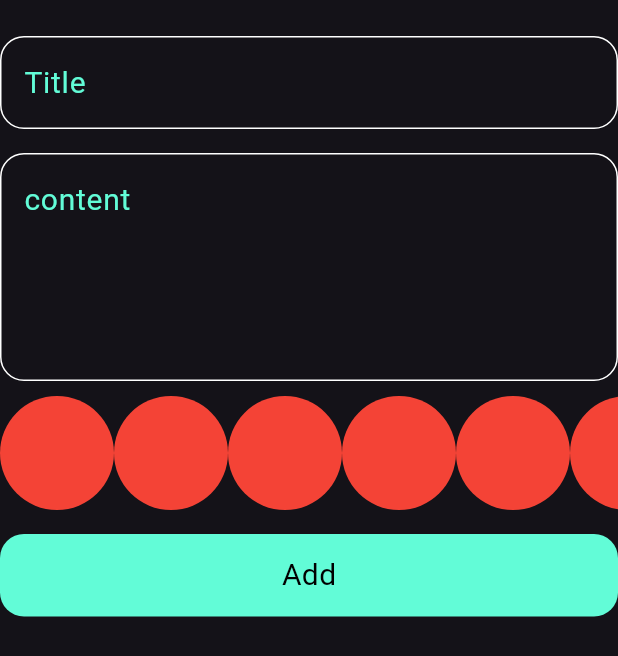
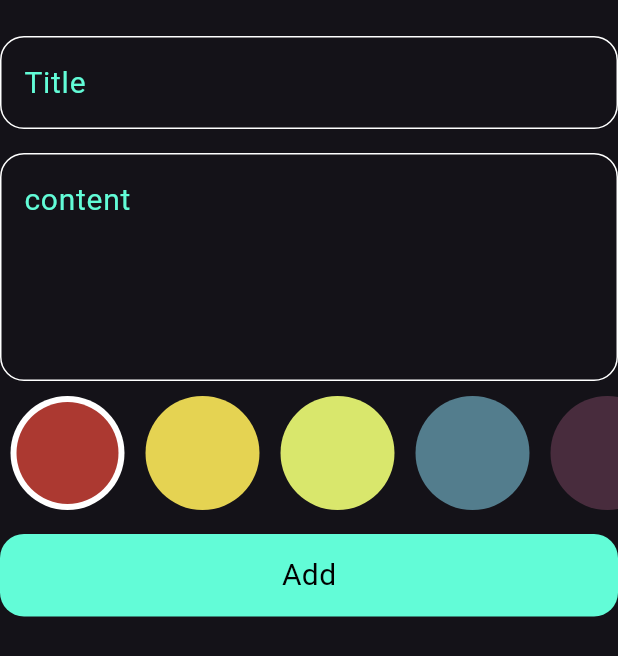
Before and after one commit to bassamAhmedBe/NotesTwo, a Flutter app: the AddNoteForm widget shown alone on an empty page, opened directly, on a phone screen of 412 x 824 dp. Shown: the top 656 px of the screen. Run offline on Flutter 3.47's test engine with Material 3 defaults, Android fonts, the phone set to English and light mode, and no system bars; our stand-ins replace bloc, flutter_bloc, hive, hive_flutter; accounts and stored records are empty.

Commit message:
color list part 2

```diff
--- a/lib/views/note_view.dart
+++ b/lib/views/note_view.dart
@@ -1,6 +1,5 @@
 import 'package:flutter/material.dart';
-import 'package:flutter_bloc/flutter_bloc.dart';
-import 'package:note_two/cubits/notes_cubits/notes_cubit.dart';
+
 import 'package:note_two/widgets/add-note-botton-sheet.dart';
 import 'package:note_two/widgets/note_view_body.dart';
 
--- a/lib/widgets/Add-note-form.dart
+++ b/lib/widgets/Add-note-form.dart
@@ -47,10 +47,10 @@
             maxLine: 5,
             hintText: 'content',
           ),
-    const      SizedBox(
+          const SizedBox(
             height: 10,
           ),
-      const    ColorListView(),
+          const ColorListView(),
           const SizedBox(
             height: 16,
           ),
@@ -81,6 +81,9 @@
               );
             },
           ),
+       const   SizedBox(
+            height: 10,
+          ),
         ],
       ),
     );
--- a/lib/widgets/color-item.dart
+++ b/lib/widgets/color-item.dart
@@ -1,13 +1,25 @@
 import 'package:flutter/material.dart';
 
 class ColorItem extends StatelessWidget {
-  const ColorItem({super.key});
+  const ColorItem({super.key, required this.isActive, required this.color});
+
+  final bool isActive;
+  final Color color;
 
   @override
   Widget build(BuildContext context) {
-    return const CircleAvatar(
-      radius: 38,
-      backgroundColor: Colors.red,
-    );
+    return isActive
+        ? CircleAvatar(
+            radius: 38,
+            backgroundColor: Colors.white,
+            child: CircleAvatar(
+              radius: 34,
+              backgroundColor: color,
+            ),
+          )
+        : CircleAvatar(
+            radius: 38,
+            backgroundColor: color,
+          );
   }
 }
--- a/lib/widgets/color_listView.dart
+++ b/lib/widgets/color_listView.dart
@@ -1,9 +1,24 @@
-
 import 'package:flutter/material.dart';
 import 'package:note_two/widgets/color-item.dart';
 
-class ColorListView extends StatelessWidget {
-  const ColorListView({super.key});
+class ColorListView extends StatefulWidget {
+  const ColorListView({
+    super.key,
+  });
+
+  @override
+  State<ColorListView> createState() => _ColorListViewState();
+}
+
+class _ColorListViewState extends State<ColorListView> {
+  int currentIndex = 0;
+  List<Color> colors = const [
+    Color(0xffAc3931),
+    Color(0xffe5d352),
+    Color(0xffd9e76c),
+    Color(0xff537d8d),
+    Color(0xff482c3d),
+  ];
 
   @override
   Widget build(BuildContext context) {
@@ -11,9 +26,21 @@
       height: 38 * 2,
       child: ListView.builder(
           scrollDirection: Axis.horizontal,
-          itemCount: 10,
+          itemCount: colors.length,
           itemBuilder: (context, index) {
-            return ColorItem();
+            return Padding(
+              padding: const EdgeInsets.symmetric(horizontal: 7),
+              child: GestureDetector(
+                onTap: () {
+                  currentIndex = index;
+                  setState(() {});
+                },
+                child: ColorItem(
+                  color: colors[index],
+                  isActive: currentIndex == index,
+                ),
+              ),
+            );
           }),
     );
   }
```
